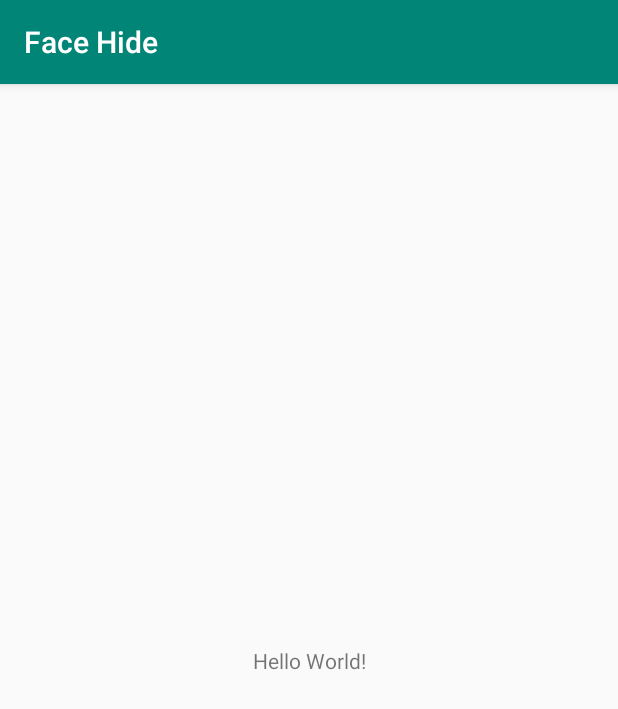
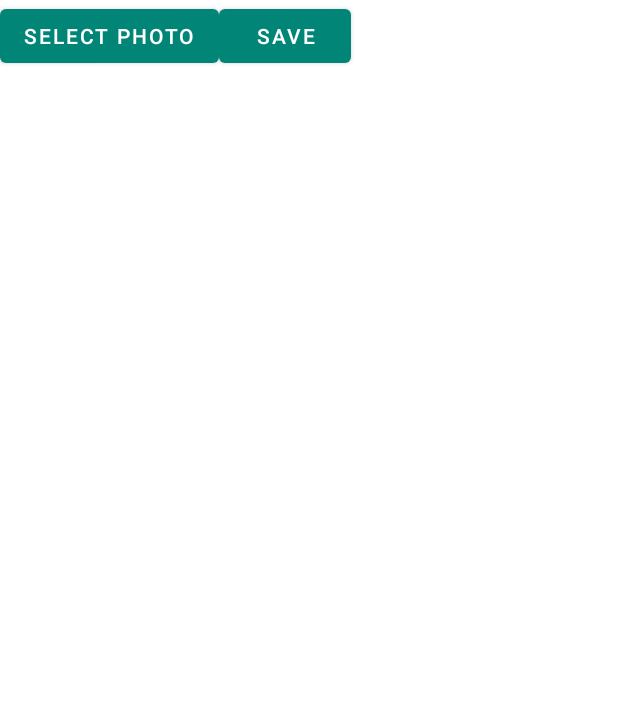
Before and after one commit to ashishkharcheiuforks/face-hide-ml, an Android app: the screen it shows after launch (MainActivity), on a phone screen of 412 x 824 dp. Shown: the top 709 px of the screen. Run offline under Robolectric (Android 15) with nearby library versions, the phone set to English and light mode, and no system bars; our stand-ins replace Timber; libraries missing offline, so code that uses them is left out: com.google.firebase.ml.

Commit message:
Start work on functionality.

```diff
--- a/app/src/main/AndroidManifest.xml
+++ b/app/src/main/AndroidManifest.xml
@@ -7,9 +7,9 @@
         android:name="android.hardware.camera"
         android:required="false" />
 
-    <uses-permission android:name="android.permission.INTERNET"/>
-    <uses-permission android:name="android.permission.READ_EXTERNAL_STORAGE"/>
-    <uses-permission android:name="android.permission.WRITE_EXTERNAL_STORAGE"/>
+    <uses-permission android:name="android.permission.INTERNET" />
+    <uses-permission android:name="android.permission.READ_EXTERNAL_STORAGE" />
+    <uses-permission android:name="android.permission.WRITE_EXTERNAL_STORAGE" />
     <uses-permission android:name="android.permission.CAMERA" />
 
     <supports-screens
@@ -20,6 +20,7 @@
         android:smallScreens="true" />
 
     <application
+        android:name=".FaceApp"
         android:allowBackup="true"
         android:icon="@mipmap/ic_launcher"
         android:label="@string/app_name"
@@ -29,9 +30,9 @@
         tools:ignore="GoogleAppIndexingWarning">
         <activity android:name=".MainActivity">
             <intent-filter>
-                <action android:name="android.intent.action.MAIN"/>
+                <action android:name="android.intent.action.MAIN" />
 
-                <category android:name="android.intent.category.LAUNCHER"/>
+                <category android:name="android.intent.category.LAUNCHER" />
             </intent-filter>
         </activity>
 
@@ -47,6 +48,6 @@
 
         <meta-data
             android:name="com.google.firebase.ml.vision.DEPENDENCIES"
-                android:value="face"/>
+            android:value="face" />
     </application>
 </manifest>
--- /dev/null
+++ b/app/src/main/java/com/github/naz013/facehide/FaceApp.kt
@@ -0,0 +1,12 @@
+package com.github.naz013.facehide
+
+import android.app.Application
+import timber.log.Timber
+
+class FaceApp : Application() {
+
+    override fun onCreate() {
+        super.onCreate()
+        Timber.plant(Timber.DebugTree())
+    }
+}
--- a/app/src/main/java/com/github/naz013/facehide/MainActivity.kt
+++ b/app/src/main/java/com/github/naz013/facehide/MainActivity.kt
@@ -1,12 +1,14 @@
 package com.github.naz013.facehide
 
 import android.content.ClipData
+import android.content.Intent
 import android.graphics.Bitmap
 import android.net.Uri
 import androidx.appcompat.app.AppCompatActivity
 import android.os.Bundle
 import androidx.lifecycle.ViewModelProviders
 import com.github.naz013.facehide.utils.PhotoSelectionUtil
+import com.google.android.material.button.MaterialButton
 
 class MainActivity : AppCompatActivity(), PhotoSelectionUtil.UriCallback {
 
@@ -17,13 +19,34 @@ class MainActivity : AppCompatActivity(), PhotoSelectionUtil.UriCallback {
         super.onCreate(savedInstanceState)
         setContentView(R.layout.activity_main)
 
+        findViewById<MaterialButton>(R.id.selectPhotoButton).setOnClickListener { photoSelectionUtil.selectImage() }
+        findViewById<MaterialButton>(R.id.saveButton).setOnClickListener { saveChanges() }
+
         photoSelectionUtil = PhotoSelectionUtil(this, false, this)
         viewModel = ViewModelProviders.of(this).get(RecognitionViewModel::class.java)
     }
 
+    private fun saveChanges() {
+
+    }
+
     override fun onImageSelected(uri: Uri?, clipData: ClipData?) {
+        if (uri != null) {
+            viewModel.detectFromFile(this, uri)
+        }
     }
 
     override fun onBitmapReady(bitmap: Bitmap) {
+        viewModel.detectFromBitmap(bitmap)
+    }
+
+    override fun onActivityResult(requestCode: Int, resultCode: Int, data: Intent?) {
+        super.onActivityResult(requestCode, resultCode, data)
+        photoSelectionUtil.onActivityResult(requestCode, resultCode, data)
+    }
+
+    override fun onRequestPermissionsResult(requestCode: Int, permissions: Array<out String>, grantResults: IntArray) {
+        super.onRequestPermissionsResult(requestCode, permissions, grantResults)
+        photoSelectionUtil.onRequestPermissionsResult(requestCode, permissions, grantResults)
     }
 }
--- a/app/src/main/java/com/github/naz013/facehide/RecognitionViewModel.kt
+++ b/app/src/main/java/com/github/naz013/facehide/RecognitionViewModel.kt
@@ -8,20 +8,15 @@ import androidx.lifecycle.ViewModel
 import com.google.firebase.ml.vision.FirebaseVision
 import com.google.firebase.ml.vision.common.FirebaseVisionImage
 import com.google.firebase.ml.vision.face.FirebaseVisionFaceDetectorOptions
+import timber.log.Timber
 import java.io.IOException
 
 class RecognitionViewModel : ViewModel(), LifecycleObserver {
 
-    // High-accuracy landmark detection and face classification
-    private val highAccuracyOpts = FirebaseVisionFaceDetectorOptions.Builder()
-        .setPerformanceMode(FirebaseVisionFaceDetectorOptions.ACCURATE)
-        .setLandmarkMode(FirebaseVisionFaceDetectorOptions.NO_LANDMARKS)
-        .setClassificationMode(FirebaseVisionFaceDetectorOptions.NO_CLASSIFICATIONS)
-        .build()
-
     // Real-time contour detection of multiple faces
     private val realTimeOpts = FirebaseVisionFaceDetectorOptions.Builder()
-        .setContourMode(FirebaseVisionFaceDetectorOptions.ALL_CONTOURS)
+        .setPerformanceMode(FirebaseVisionFaceDetectorOptions.FAST)
+        .setContourMode(FirebaseVisionFaceDetectorOptions.NO_CONTOURS)
         .build()
 
     private val detector = FirebaseVision.getInstance()
@@ -47,10 +42,10 @@ class RecognitionViewModel : ViewModel(), LifecycleObserver {
     }
 
     private fun runDetection(image: FirebaseVisionImage) {
+        Timber.d("runDetection: ")
         detector.detectInImage(image)
-            .addOnSuccessListener {
-
-            }
-            .addOnFailureListener { showError() }
+            .addOnSuccessListener { Timber.d("runDetection: success $it") }
+            .addOnCanceledListener { Timber.d("runDetection: cancel ") }
+            .addOnFailureListener { Timber.d("runDetection: failure $it") }
     }
 }
--- /dev/null
+++ b/app/src/main/java/com/github/naz013/facehide/utils/PhotoManipulationView.kt
@@ -0,0 +1,14 @@
+package com.github.naz013.facehide.utils
+
+import android.content.Context
+import android.util.AttributeSet
+import android.view.View
+
+class PhotoManipulationView : View {
+
+    constructor(context: Context): this(context, null)
+    constructor(context: Context, attrs: AttributeSet?): this(context, attrs, 0)
+    constructor(context: Context, attrs: AttributeSet?, deffStyleAttr: Int): super(context, attrs, deffStyleAttr) {
+
+    }
+}
--- a/app/src/main/java/com/github/naz013/facehide/utils/PhotoSelectionUtil.kt
+++ b/app/src/main/java/com/github/naz013/facehide/utils/PhotoSelectionUtil.kt
@@ -66,7 +66,6 @@ class PhotoSelectionUtil(private val activity: Activity, private val urlSupporte
             intent = Intent(Intent.ACTION_OPEN_DOCUMENT)
             intent.addCategory(Intent.CATEGORY_OPENABLE)
             intent.type = "image/*"
-            intent.putExtra(Intent.EXTRA_ALLOW_MULTIPLE, true)
         }
         val chooser = Intent.createChooser(intent, activity.getString(R.string.gallery))
         try {
--- a/app/src/main/res/layout/activity_main.xml
+++ b/app/src/main/res/layout/activity_main.xml
@@ -1,19 +1,33 @@
 <?xml version="1.0" encoding="utf-8"?>
-<androidx.constraintlayout.widget.ConstraintLayout
-        xmlns:android="http://schemas.android.com/apk/res/android"
-        xmlns:tools="http://schemas.android.com/tools"
-        xmlns:app="http://schemas.android.com/apk/res-auto"
+<LinearLayout xmlns:android="http://schemas.android.com/apk/res/android"
+    xmlns:tools="http://schemas.android.com/tools"
+    android:layout_width="match_parent"
+    android:layout_height="match_parent"
+    android:orientation="vertical"
+    tools:context=".MainActivity">
+
+    <LinearLayout
         android:layout_width="match_parent"
-        android:layout_height="match_parent"
-        tools:context=".MainActivity">
+        android:layout_height="wrap_content"
+        android:orientation="horizontal">
 
-    <TextView
+        <com.google.android.material.button.MaterialButton
+            android:id="@+id/selectPhotoButton"
             android:layout_width="wrap_content"
             android:layout_height="wrap_content"
-            android:text="Hello World!"
-            app:layout_constraintBottom_toBottomOf="parent"
-            app:layout_constraintLeft_toLeftOf="parent"
-            app:layout_constraintRight_toRightOf="parent"
-            app:layout_constraintTop_toTopOf="parent"/>
+            android:text="@string/select_photo" />
 
-</androidx.constraintlayout.widget.ConstraintLayout>
+        <com.google.android.material.button.MaterialButton
+            android:id="@+id/saveButton"
+            android:layout_width="wrap_content"
+            android:layout_height="wrap_content"
+            android:text="@string/save" />
+
+    </LinearLayout>
+
+    <com.github.naz013.facehide.utils.PhotoManipulationView
+        android:id="@+id/manipulationView"
+        android:layout_width="match_parent"
+        android:layout_height="match_parent" />
+
+</LinearLayout>
--- a/app/src/main/res/values/strings.xml
+++ b/app/src/main/res/values/strings.xml
@@ -4,4 +4,6 @@
     <string name="gallery">Gallery</string>
     <string name="from_url">From Url</string>
     <string name="take_a_shot">Take a Shot</string>
+    <string name="select_photo">Select photo</string>
+    <string name="save">Save</string>
 </resources>
--- a/app/src/main/res/values/styles.xml
+++ b/app/src/main/res/values/styles.xml
@@ -1,11 +1,11 @@
 <resources>
 
     <!-- Base application theme. -->
-    <style name="AppTheme" parent="Theme.AppCompat.Light.DarkActionBar">
+    <style name="AppTheme" parent="Theme.MaterialComponents.Light.NoActionBar">
         <!-- Customize your theme here. -->
         <item name="colorPrimary">@color/colorPrimary</item>
         <item name="colorPrimaryDark">@color/colorPrimaryDark</item>
-        <item name="colorAccent">@color/colorAccent</item>
+        <item name="colorSecondary">@color/colorAccent</item>
     </style>
 
 </resources>
```
Lines whose indentation alone changed are shown as unchanged.
